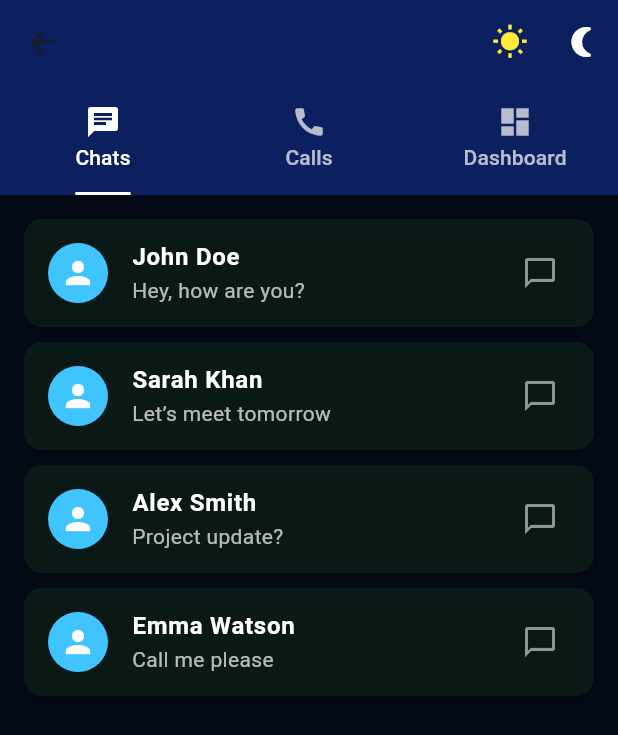
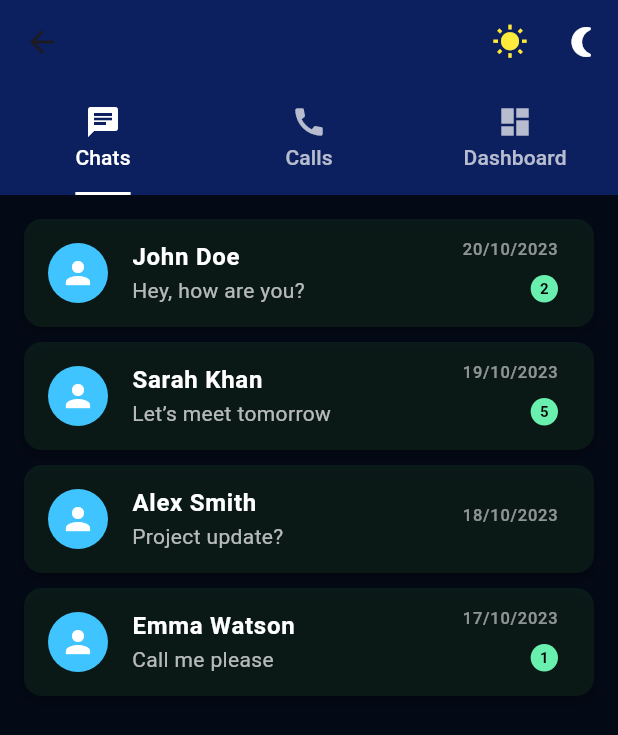
Before and after one commit to mdrajonhossain/freeli_flutter, a Flutter app: the HomePage screen opened by its route, on a phone screen of 412 x 824 dp. Shown: the top 735 px of the screen. Run offline on Flutter 3.47's test engine with Material 3 defaults, Android fonts, the phone set to English and light mode, and no system bars.

```diff
--- a/lib/homepage.dart
+++ b/lib/homepage.dart
@@ -76,10 +76,30 @@ class ChatsTab extends StatelessWidget {
   const ChatsTab({super.key});
 
   final List<Map<String, String>> users = const [
-    {"name": "John Doe", "msg": "Hey, how are you?"},
-    {"name": "Sarah Khan", "msg": "Let’s meet tomorrow"},
-    {"name": "Alex Smith", "msg": "Project update?"},
-    {"name": "Emma Watson", "msg": "Call me please"},
+    {
+      "name": "John Doe",
+      "msg": "Hey, how are you?",
+      "time": "20/10/2023",
+      "count": "2",
+    },
+    {
+      "name": "Sarah Khan",
+      "msg": "Let’s meet tomorrow",
+      "time": "19/10/2023",
+      "count": "5",
+    },
+    {
+      "name": "Alex Smith",
+      "msg": "Project update?",
+      "time": "18/10/2023",
+      "count": "0",
+    },
+    {
+      "name": "Emma Watson",
+      "msg": "Call me please",
+      "time": "17/10/2023",
+      "count": "1",
+    },
   ];
 
   @override
@@ -116,9 +136,32 @@ class ChatsTab extends StatelessWidget {
                 color: Colors.white70,
               ), // Lighter text for visibility
             ),
-            trailing: const Icon(
-              Icons.chat_bubble_outline,
-              color: Colors.white54, // Lighter icon for visibility
+            trailing: Column(
+              mainAxisAlignment: MainAxisAlignment.center,
+              crossAxisAlignment: CrossAxisAlignment.end,
+              children: [
+                Text(
+                  users[index]["time"]!,
+                  style: const TextStyle(color: Colors.white54, fontSize: 11),
+                ),
+                const SizedBox(height: 5),
+                if (users[index]["count"] != "0")
+                  Container(
+                    padding: const EdgeInsets.all(6),
+                    decoration: const BoxDecoration(
+                      color: Colors.greenAccent,
+                      shape: BoxShape.circle,
+                    ),
+                    child: Text(
+                      users[index]["count"]!,
+                      style: const TextStyle(
+                        color: Colors.black,
+                        fontSize: 10,
+                        fontWeight: FontWeight.bold,
+                      ),
+                    ),
+                  ),
+              ],
             ),
           ),
         );
```
